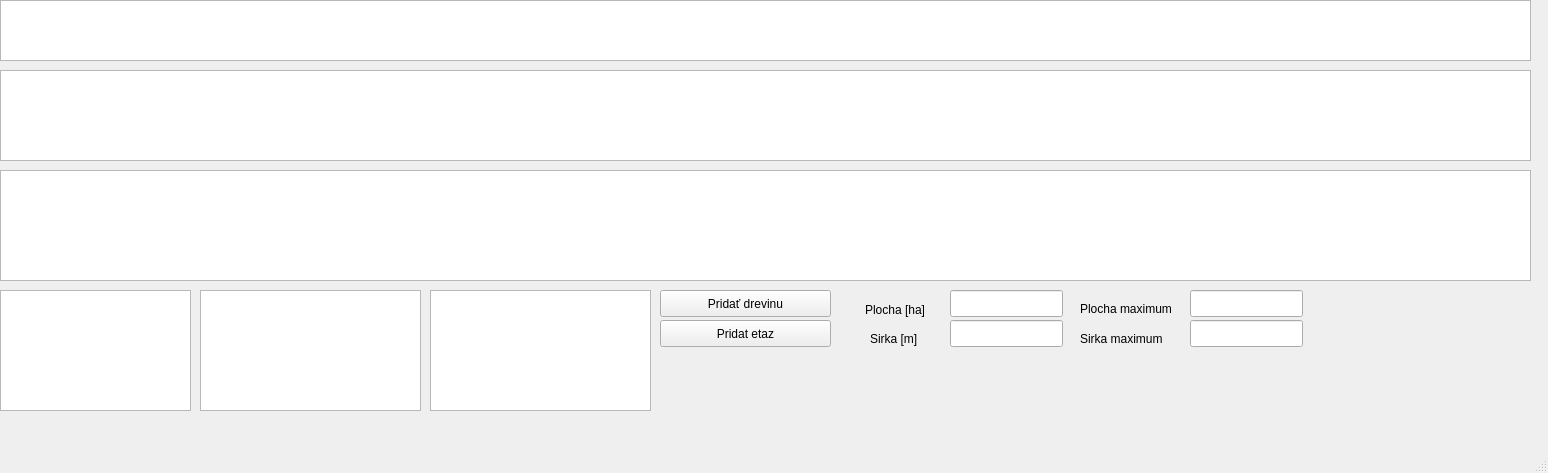
kasparj/Optimal-Q-GIS, file Database/atts_show.ui: the form before one commit.
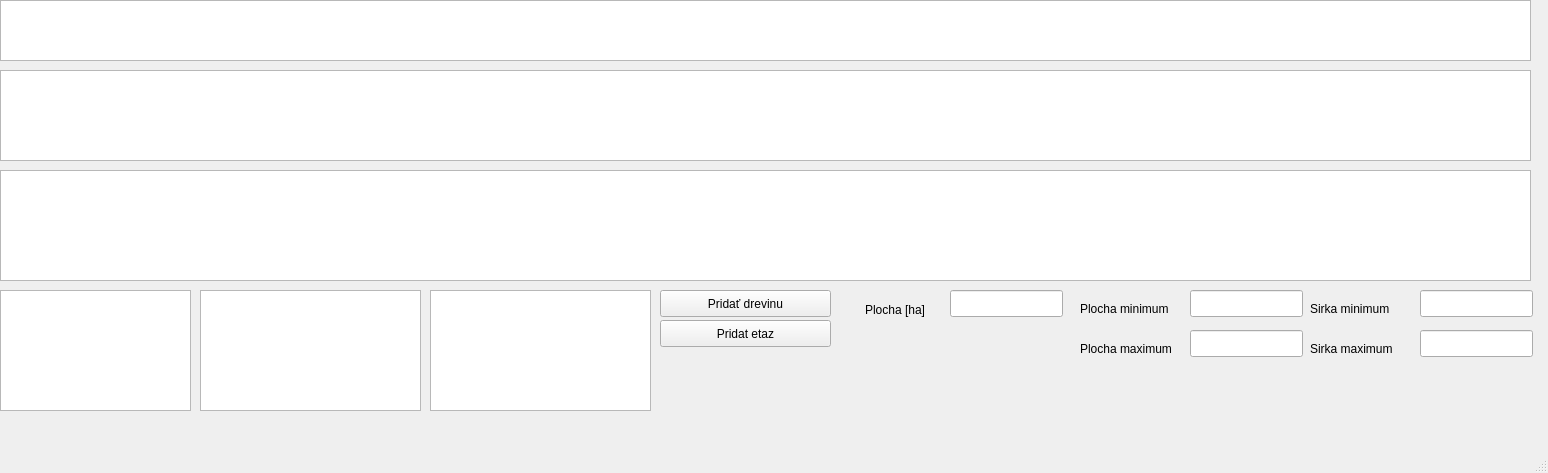
The form after the commit.

```diff
--- a/Database/atts_show.ui
+++ b/Database/atts_show.ui
@@ -137,16 +137,6 @@
        </rect>
       </property>
      </widget>
-     <widget class="QLineEdit" name="length">
-      <property name="geometry">
-       <rect>
-        <x>950</x>
-        <y>320</y>
-        <width>113</width>
-        <height>27</height>
-       </rect>
-      </property>
-     </widget>
      <widget class="QLabel" name="label">
       <property name="geometry">
        <rect>
@@ -160,20 +150,7 @@
        <string>Plocha [ha]</string>
       </property>
      </widget>
-     <widget class="QLabel" name="label_2">
-      <property name="geometry">
-       <rect>
-        <x>870</x>
-        <y>330</y>
-        <width>56</width>
-        <height>17</height>
-       </rect>
-      </property>
-      <property name="text">
-       <string>Sirka [m]</string>
-      </property>
-     </widget>
-     <widget class="QLineEdit" name="area_max">
+     <widget class="QLineEdit" name="area_min">
       <property name="geometry">
        <rect>
         <x>1190</x>
@@ -196,11 +173,11 @@
        <string/>
       </property>
      </widget>
-     <widget class="QLineEdit" name="length_max">
+     <widget class="QLineEdit" name="length_min">
       <property name="geometry">
        <rect>
-        <x>1190</x>
-        <y>320</y>
+        <x>1420</x>
+        <y>290</y>
         <width>113</width>
         <height>27</height>
        </rect>
@@ -229,14 +206,50 @@
        </rect>
       </property>
       <property name="text">
-       <string>Plocha maximum</string>
+       <string>Plocha minimum</string>
       </property>
      </widget>
      <widget class="QLabel" name="label_6">
       <property name="geometry">
        <rect>
-        <x>1080</x>
+        <x>1310</x>
+        <y>300</y>
+        <width>101</width>
+        <height>17</height>
+       </rect>
+      </property>
+      <property name="text">
+       <string>Sirka minimum</string>
+      </property>
+     </widget>
+     <widget class="QLineEdit" name="area_max">
+      <property name="geometry">
+       <rect>
+        <x>1190</x>
         <y>330</y>
+        <width>113</width>
+        <height>27</height>
+       </rect>
+      </property>
+     </widget>
+     <widget class="QLabel" name="label_7">
+      <property name="geometry">
+       <rect>
+        <x>1080</x>
+        <y>340</y>
+        <width>101</width>
+        <height>17</height>
+       </rect>
+      </property>
+      <property name="text">
+       <string>Plocha maximum</string>
+      </property>
+     </widget>
+     <widget class="QLabel" name="label_8">
+      <property name="geometry">
+       <rect>
+        <x>1310</x>
+        <y>340</y>
         <width>101</width>
         <height>17</height>
        </rect>
@@ -245,6 +258,16 @@
        <string>Sirka maximum</string>
       </property>
      </widget>
+     <widget class="QLineEdit" name="length_max">
+      <property name="geometry">
+       <rect>
+        <x>1420</x>
+        <y>330</y>
+        <width>113</width>
+        <height>27</height>
+       </rect>
+      </property>
+     </widget>
     </widget>
    </widget>
   </widget>
```
